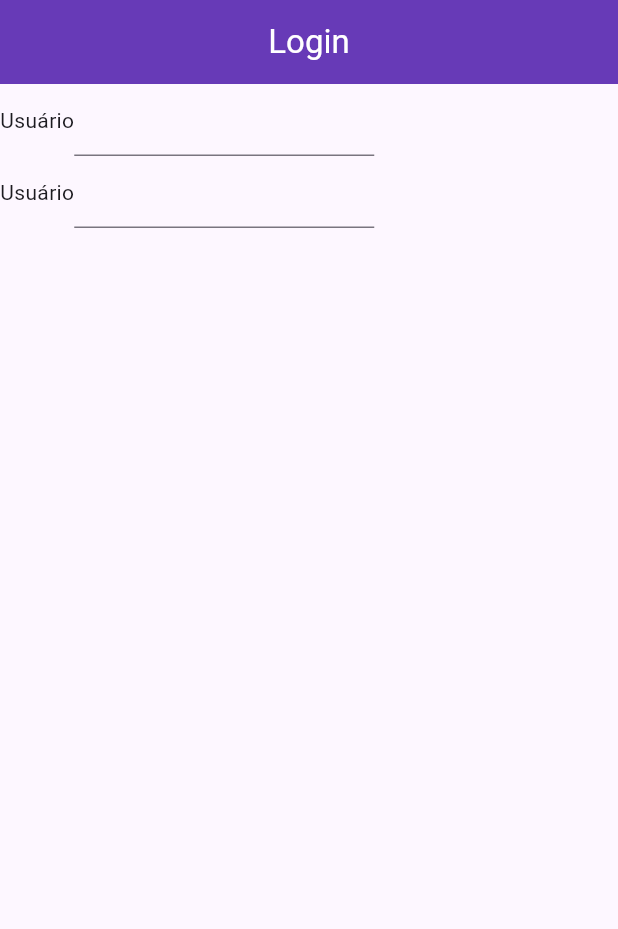
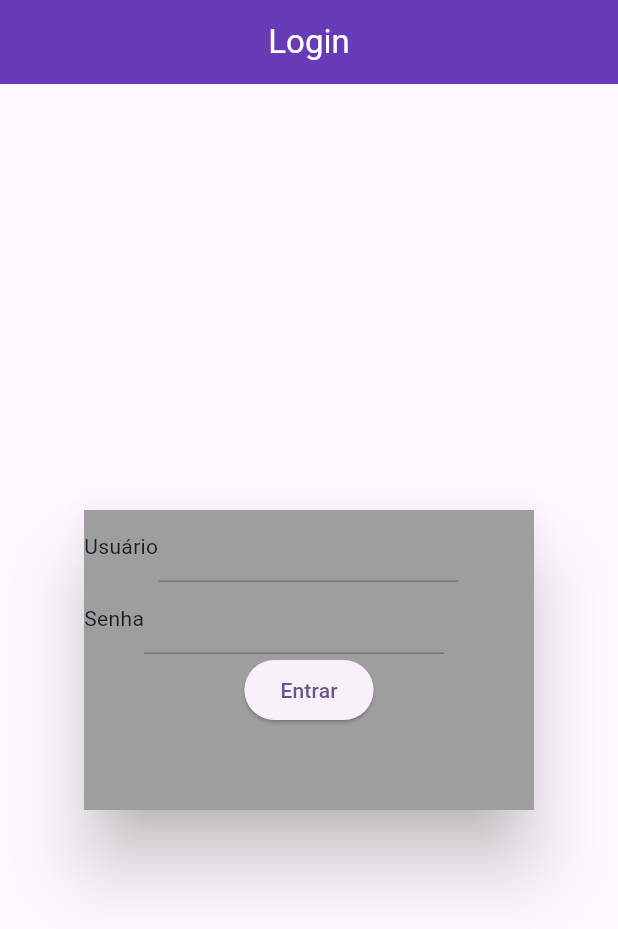
Before and after one commit to KauhaC/MobileIII, a Flutter app: the screen it shows after launch, on a phone screen of 412 x 824 dp. Shown: the top 929 px of the screen. Run offline on Flutter 3.47's test engine with Material 3 defaults, Android fonts, the phone set to English and light mode, and no system bars.

Commit message:
Corrigindo código

```diff
--- a/lib/app.dart
+++ b/lib/app.dart
@@ -7,11 +7,12 @@ class App extends StatelessWidget {
   @override
   Widget build(BuildContext context) {
     return MaterialApp(
+      debugShowCheckedModeBanner: false,
       theme: ThemeData(
-        colorScheme:  ColorScheme.fromSeed(seedColor: Colors.deepPurpleAccent),
+        colorScheme: ColorScheme.fromSeed(seedColor: Colors.deepPurple),
       ),
-      title: 'Exemplo em aula',
-      home: LoginPage()
+      title: 'Exemplo em Aula',
+      home: LoginPage(),
     );
   }
 }
--- a/lib/view/login_page.dart
+++ b/lib/view/login_page.dart
@@ -1,4 +1,5 @@
 import 'package:flutter/material.dart';
+import 'package:geral/view/home_page.dart';
 
 class LoginPage extends StatefulWidget {
   const LoginPage({super.key});
@@ -8,30 +9,66 @@ class LoginPage extends StatefulWidget {
 }
 
 class _LoginPageState extends State<LoginPage> {
+  TextEditingController usuarioController = TextEditingController();
+  TextEditingController senhaController = TextEditingController();
+  String mensagem = '';
+
   @override
   Widget build(BuildContext context) {
-    return Scaffold(appBar: AppBar(
+    return Scaffold(
+      appBar: AppBar(
         title: Text('Login'),
+        centerTitle: true,
         backgroundColor: Colors.deepPurple,
         foregroundColor: Colors.white,
-      centerTitle: true,
       ),
-    body: Column(
+      body: Center(
+        child: Card(
+          elevation: 20,
+          child: Container(
+            alignment: Alignment.topCenter,
+            height: 200,
+            width: 300,
+            color: Colors.grey,
+            child: Column(
+              mainAxisAlignment: MainAxisAlignment.start,
+              crossAxisAlignment: CrossAxisAlignment.center,
               children: [
                 Row(
                   children: [
                     Text('Usuário'),
-            SizedBox(width: 200, child: TextField(controller: usuarioController)),
+                    SizedBox(
+                      width: 200,
+                      child: TextField(controller: usuarioController),
+                    ),
                   ],
                 ),
                 Row(
                   children: [
-            Text('Usuário'),
-            SizedBox(width: 200, child: TextField(controller: usuarioController)),
+                    Text('Senha'),
+                    SizedBox(
+                      width: 200,
+                      child: TextField(controller: senhaController),
+                    ),
                   ],
-        )
+                ),
+                Visibility(
+                  visible: mensagem.isNotEmpty,
+                  child: Text(mensagem, style: TextStyle(color: Colors.red)),
+                ),
+                ElevatedButton(
+                  onPressed: () {
+                    Navigator.pushReplacement(
+                      context,
+                      MaterialPageRoute(builder: (_) => HomePage()),
+                    );
+                  },
+                  child: Text('Entrar'),
+                ),
               ],
-
+            ),
+          ),
+        ),
       ),
     );
   }
```
Also changed, not shown: lib/view/home_page.dart (+11 -9 lines), lib/main.dart (line endings or trailing spaces). Lines whose indentation alone changed are shown as unchanged.
